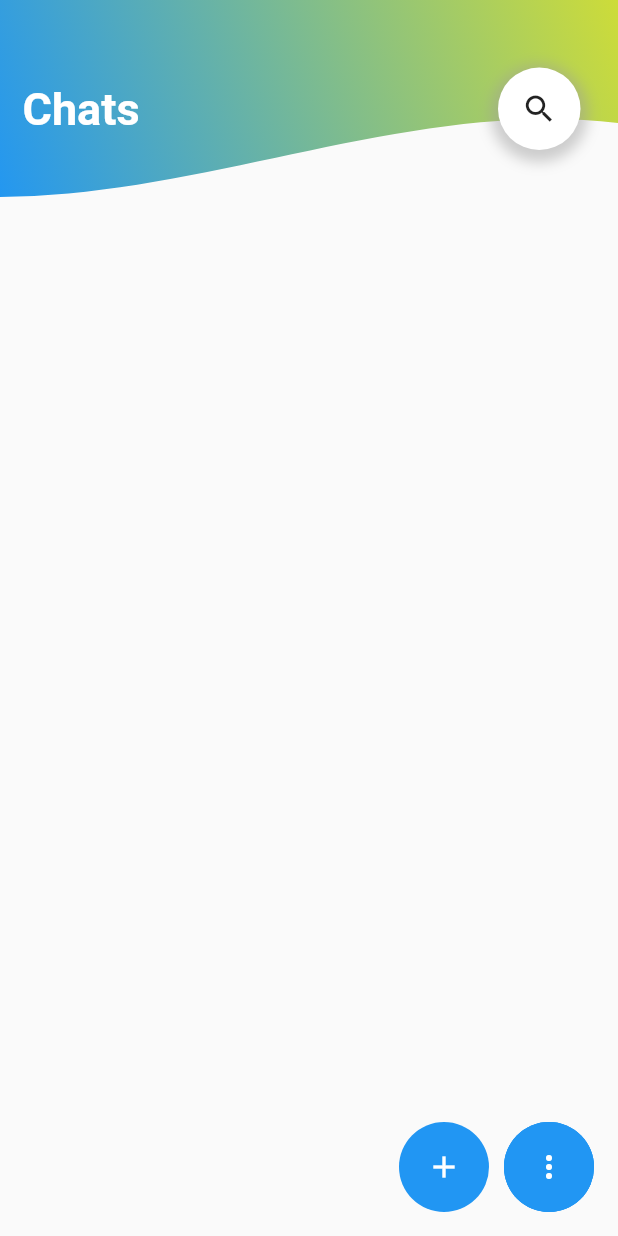
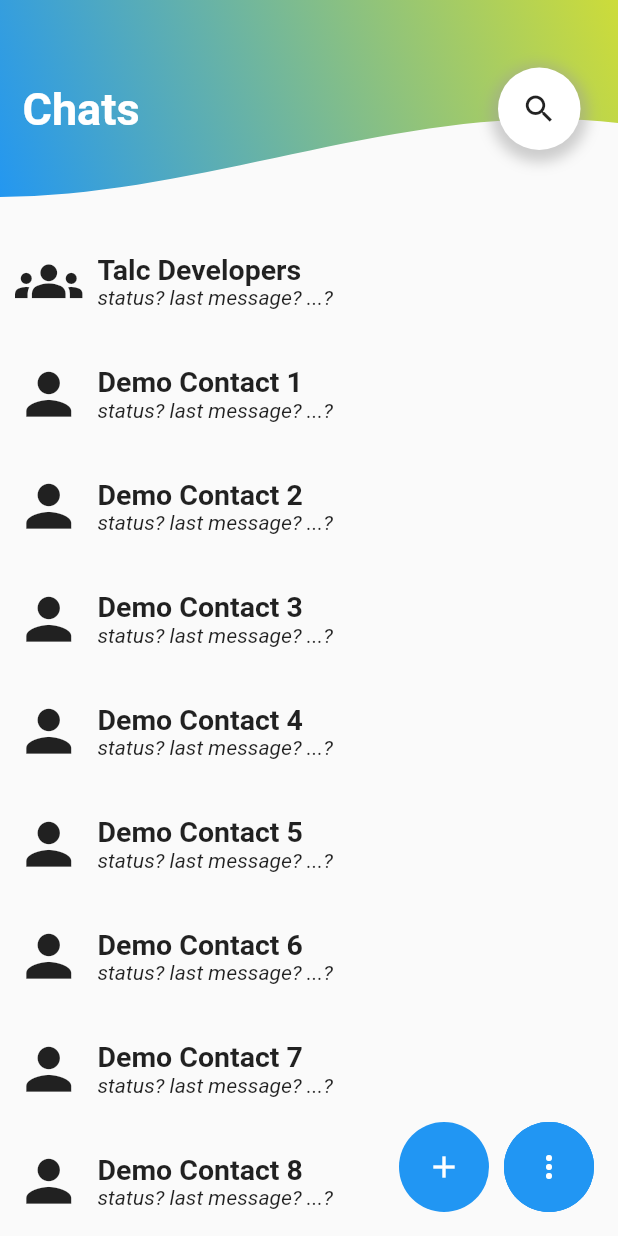
Before and after one commit to RauschSchottManuel/Talc-Messenger, a Flutter app: the screen it shows after launch, on a phone screen of 412 x 824 dp. Run offline on Flutter 3.47's test engine with Material 2 defaults, Android fonts, the phone set to English and light mode, and no system bars.

Commit message:
Add design of contact overview
Add the design of the contact overview on the 'landing page'. (No functionality implemented yet)

```diff
--- /dev/null
+++ b/talc_messenger/lib/contact_overview/contact_overview.dart
@@ -0,0 +1,67 @@
+import 'package:flutter/material.dart';
+
+class TalcContactOverview extends StatefulWidget {
+  const TalcContactOverview({Key? key, required this.contacts})
+      : super(key: key);
+
+  final List<String> contacts;
+
+  @override
+  State<TalcContactOverview> createState() => _TalcContactOverviewState();
+}
+
+class _TalcContactOverviewState extends State<TalcContactOverview> {
+  @override
+  Widget build(BuildContext context) {
+    return ListView.builder(
+      itemCount: widget.contacts.length,
+      itemBuilder: (context, idx) {
+        return GestureDetector(
+          onTap: () {
+            print('Contact tapped: ${widget.contacts[idx]}');
+          },
+          child: SizedBox(
+            height: 75.0,
+            child: Row(
+              mainAxisAlignment: MainAxisAlignment.start,
+              crossAxisAlignment: CrossAxisAlignment.center,
+              children: [
+                Padding(
+                  padding: const EdgeInsets.symmetric(horizontal: 10.0),
+                  child: idx == 0
+                      ? const Icon(
+                          Icons.groups,
+                          size: 45.0,
+                        )
+                      : const Icon(
+                          Icons.person,
+                          size: 45.0,
+                        ),
+                ),
+                Column(
+                  mainAxisAlignment: MainAxisAlignment.center,
+                  crossAxisAlignment: CrossAxisAlignment.start,
+                  children: [
+                    Text(
+                      widget.contacts[idx],
+                      style: const TextStyle(
+                        fontSize: 19.0,
+                        fontWeight: FontWeight.bold,
+                      ),
+                    ),
+                    const Text(
+                      'status? last message? ...?',
+                      style: TextStyle(
+                        fontStyle: FontStyle.italic,
+                      ),
+                    ),
+                  ],
+                ),
+              ],
+            ),
+          ),
+        );
+      },
+    );
+  }
+}
--- a/talc_messenger/lib/main.dart
+++ b/talc_messenger/lib/main.dart
@@ -1,4 +1,5 @@
 import 'package:flutter/material.dart';
+import 'package:talc_messenger/contact_overview/contact_overview.dart';
 import 'package:talc_messenger/floating_action_button_section/floating_action_button_section.dart';
 
 import 'appbar/appbar.dart';
@@ -42,6 +43,21 @@ class _TalcStructureState extends State<TalcStructure> {
           ),
         ),
         floatingActionButton: TalcFloatingActionButtonSection(),
+        body: TalcContactOverview(
+          contacts: [
+            "Talc Developers",
+            "Demo Contact 1",
+            "Demo Contact 2",
+            "Demo Contact 3",
+            "Demo Contact 4",
+            "Demo Contact 5",
+            "Demo Contact 6",
+            "Demo Contact 7",
+            "Demo Contact 8",
+            "Demo Contact 9",
+            "Demo Contact 10",
+          ],
+        ),
       ),
     );
   }
```
